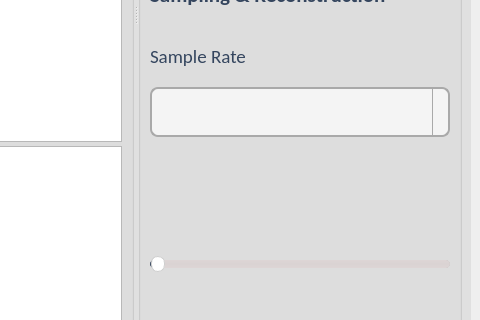
The window that Sampling_Studio.ui (malaknasser812/SBME_DSP_SignalReconstruction) describes before a commit, drawn with Qt 5; both pictures show x 879 to 1359 and y 407 to 727 of the 1359 by 843 pixel window.
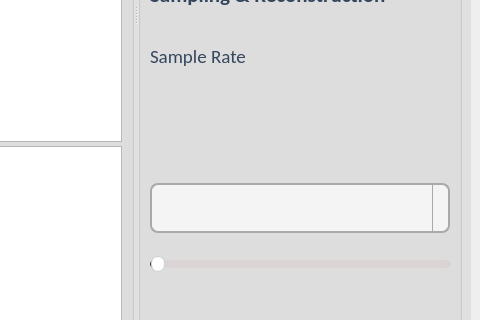
The same window after the commit. Icons and pictures are not drawn. Custom widgets are drawn as their Qt base class.

Commit message: final b2zn elah

What changed in the file:
```diff
--- a/Sampling_Studio.ui
+++ b/Sampling_Studio.ui
@@ -557,6 +557,13 @@
                   </property>
                  </widget>
                 </item>
+                <item>
+                 <widget class="QLabel" name="currentvalue">
+                  <property name="text">
+                   <string/>
+                  </property>
+                 </widget>
+                </item>
                 <item>
                  <widget class="QComboBox" name="sample_rate_comboBox">
                   <property name="minimumSize">
@@ -576,13 +583,6 @@
                   </property>
                  </widget>
                 </item>
-                <item>
-                 <widget class="QLabel" name="currentvalue">
-                  <property name="text">
-                   <string/>
-                  </property>
-                 </widget>
-                </item>
                 <item>
                  <widget class="QSlider" name="freq_slider">
                   <property name="minimumSize">
```
The commit also changes 1 other file.
